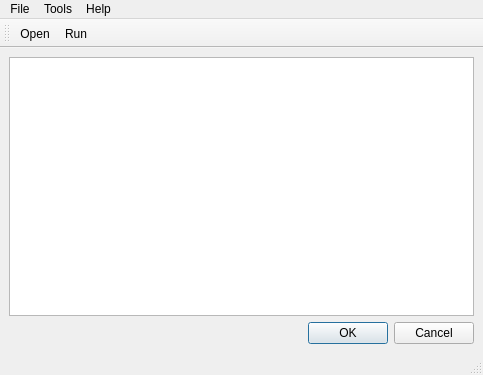
This is gui/ui_mainwindow.ui in domoritz/informaticup-2012 as Qt 5 draws it before an edit. The edited form follows.
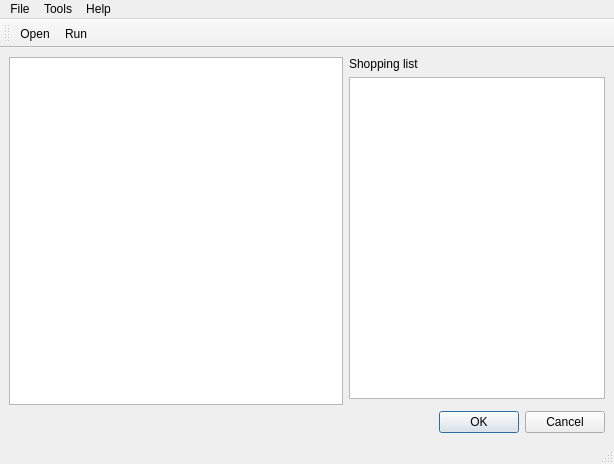
This is the edited form.

Commit message: Gui: Show shopping list

Diff of the .ui file:
```diff
--- a/gui/ui_mainwindow.ui
+++ b/gui/ui_mainwindow.ui
@@ -6,25 +6,35 @@
    <rect>
     <x>0</x>
     <y>0</y>
-    <width>483</width>
-    <height>375</height>
+    <width>614</width>
+    <height>464</height>
    </rect>
   </property>
   <property name="windowTitle">
    <string>MainWindow</string>
   </property>
   <widget class="QWidget" name="centralwidget">
-   <layout class="QVBoxLayout" name="verticalLayout">
-    <item>
-     <widget class="QGraphicsView" name="graphicsView"/>
-    </item>
-    <item>
+   <layout class="QGridLayout" name="gridLayout" rowstretch="0,0,0,0" columnstretch="0,4,0">
+    <item row="3" column="1" colspan="2">
      <widget class="QDialogButtonBox" name="buttonBox">
       <property name="standardButtons">
        <set>QDialogButtonBox::Cancel|QDialogButtonBox::Ok</set>
       </property>
      </widget>
     </item>
+    <item row="0" column="2">
+     <widget class="QLabel" name="label">
+      <property name="text">
+       <string>Shopping list</string>
+      </property>
+     </widget>
+    </item>
+    <item row="0" column="0" rowspan="3" colspan="2">
+     <widget class="QGraphicsView" name="graphicsView"/>
+    </item>
+    <item row="1" column="2">
+     <widget class="QListWidget" name="shoppingList"/>
+    </item>
    </layout>
   </widget>
   <widget class="QMenuBar" name="menubar">
@@ -32,8 +42,8 @@
     <rect>
      <x>0</x>
      <y>0</y>
-     <width>483</width>
-     <height>22</height>
+     <width>614</width>
+     <height>21</height>
     </rect>
    </property>
    <widget class="QMenu" name="menuTools">
```
The commit also changes 2 other files.
